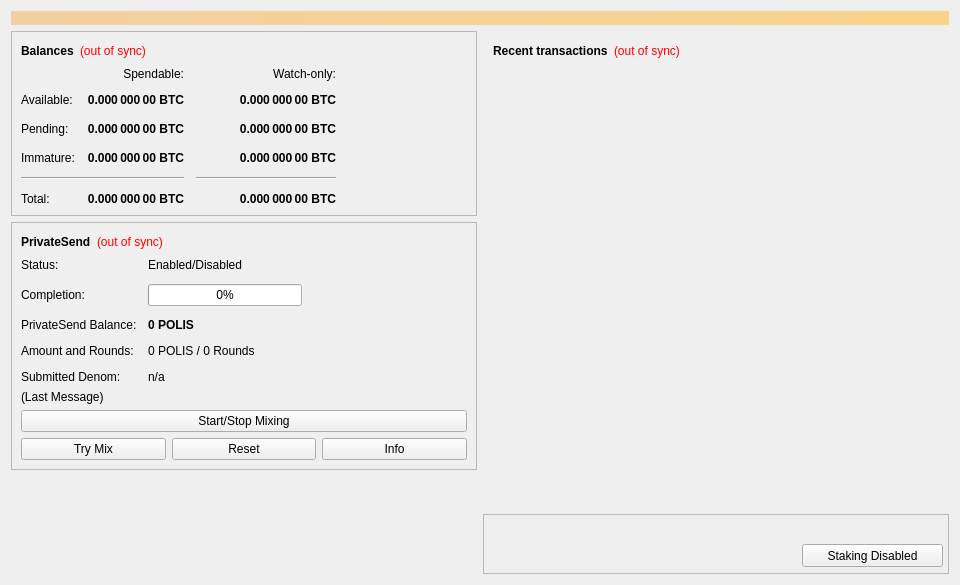
This is src/qt/forms/overviewpage.ui in polispay/polis as Qt 5 draws it before an edit. The edited form follows.
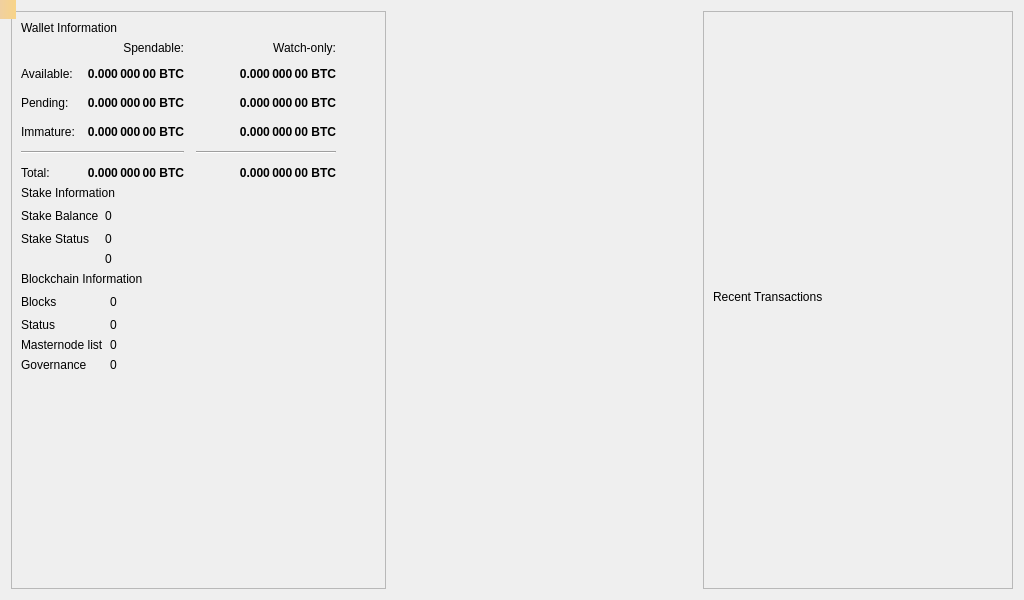
This is the edited form.

Diff of the .ui file:
```diff
--- a/src/qt/forms/overviewpage.ui
+++ b/src/qt/forms/overviewpage.ui
@@ -6,41 +6,20 @@
    <rect>
     <x>0</x>
     <y>0</y>
-    <width>960</width>
-    <height>585</height>
+    <width>1024</width>
+    <height>600</height>
    </rect>
   </property>
   <property name="minimumSize">
    <size>
-    <width>960</width>
-    <height>0</height>
+    <width>1024</width>
+    <height>600</height>
    </size>
   </property>
   <property name="windowTitle">
    <string>Form</string>
   </property>
-  <layout class="QVBoxLayout" name="topLayout">
-   <item>
-    <widget class="QLabel" name="labelAlerts">
-     <property name="visible">
-      <bool>false</bool>
-     </property>
-     <property name="styleSheet">
-      <string notr="true">QLabel { background-color: qlineargradient(x1: 0, y1: 0, x2: 1, y2: 0, stop:0 #F0D0A0, stop:1 #F8D488); color:#000000; }</string>
-     </property>
-     <property name="wordWrap">
-      <bool>true</bool>
-     </property>
-     <property name="margin">
-      <number>3</number>
-     </property>
-     <property name="textInteractionFlags">
-      <set>Qt::TextSelectableByMouse</set>
-     </property>
-    </widget>
-   </item>
-   <item>
-    <layout class="QHBoxLayout" name="horizontalLayout" stretch="1,1">
+  <layout class="QHBoxLayout" name="horizontalLayout">
      <item>
       <layout class="QVBoxLayout" name="verticalLayout_2">
        <item>
@@ -53,49 +32,14 @@
          </property>
          <layout class="QVBoxLayout" name="verticalLayout_4">
           <item>
-           <layout class="QHBoxLayout" name="horizontalLayout_4">
+         <layout class="QVBoxLayout" name="verticalLayout_6">
             <item>
-             <widget class="QLabel" name="label_5">
-              <property name="font">
-               <font>
-                <weight>75</weight>
-                <bold>true</bold>
-               </font>
-              </property>
+           <widget class="QLabel" name="labelWalletInfo">
               <property name="text">
-               <string>Balances</string>
+             <string>Wallet Information</string>
               </property>
              </widget>
             </item>
-            <item>
-             <widget class="QLabel" name="labelWalletStatus">
-              <property name="toolTip">
-               <string>The displayed information may be out of date. Your wallet automatically synchronizes with the Polis network after a connection is established, but this process has not completed yet.</string>
-              </property>
-              <property name="styleSheet">
-               <string notr="true">QLabel { color: red; }</string>
-              </property>
-              <property name="text">
-               <string notr="true">(out of sync)</string>
-              </property>
-              <property name="alignment">
-               <set>Qt::AlignLeading|Qt::AlignLeft|Qt::AlignVCenter</set>
-              </property>
-             </widget>
-            </item>
-            <item>
-             <spacer name="horizontalSpacer_3">
-              <property name="orientation">
-               <enum>Qt::Horizontal</enum>
-              </property>
-              <property name="sizeHint" stdset="0">
-               <size>
-                <width>40</width>
-                <height>20</height>
-               </size>
-              </property>
-             </spacer>
-            </item>
            </layout>
           </item>
           <item>
@@ -392,53 +336,111 @@
             </item>
            </layout>
           </item>
-         </layout>
-        </widget>
-       </item>
+        <item>
+         <layout class="QVBoxLayout" name="verticalLayout_5">
+          <item>
+           <widget class="QLabel" name="labelStakeInfo">
+            <property name="text">
+             <string>Stake Information</string>
+            </property>
+           </widget>
+          </item>
+         </layout>
+        </item>
        <item>
-        <widget class="QFrame" name="framePrivateSend">
-         <property name="layoutDirection">
-          <enum>Qt::LeftToRight</enum>
-         </property>
-         <property name="frameShape">
-          <enum>QFrame::StyledPanel</enum>
-         </property>
-         <property name="frameShadow">
-          <enum>QFrame::Raised</enum>
-         </property>
-         <layout class="QVBoxLayout" name="VerticalLayout_PS1">
+         <layout class="QGridLayout" name="gridLayout_2">
+          <item row="0" column="0">
+           <widget class="QLabel" name="labelStakeBalanceText">
+            <property name="text">
+             <string>Stake Balance</string>
+            </property>
+           </widget>
+          </item>
+          <item row="1" column="0">
+           <widget class="QLabel" name="labelStakeStatusText">
+            <property name="text">
+             <string>Stake Status</string>
+            </property>
+           </widget>
+          </item>
+          <item row="0" column="2">
+           <spacer name="horizontalSpacer">
+            <property name="orientation">
+             <enum>Qt::Horizontal</enum>
+            </property>
+            <property name="sizeHint" stdset="0">
+             <size>
+              <width>40</width>
+              <height>20</height>
+             </size>
+            </property>
+           </spacer>
+          </item>
+          <item row="0" column="1">
+           <widget class="QLabel" name="labelStakeBalance">
+            <property name="text">
+             <string>0</string>
+            </property>
+           </widget>
+          </item>
+          <item row="1" column="1">
+           <widget class="QLabel" name="labelStakeStatus">
+            <property name="text">
+             <string>0</string>
+            </property>
+           </widget>
+          </item>
+          <item row="2" column="1">
+           <widget class="QLabel" name="labelStakeInputs">
+            <property name="text">
+             <string>0</string>
+            </property>
+           </widget>
+          </item>
+         </layout>
+        </item>
           <item>
-           <layout class="QHBoxLayout" name="horizontalLayout_5">
+         <layout class="QVBoxLayout" name="verticalLayout_7">
             <item>
-             <widget class="QLabel" name="labelPrivateSendHeader">
-              <property name="font">
-               <font>
-                <weight>75</weight>
-                <bold>true</bold>
-               </font>
-              </property>
+           <widget class="QLabel" name="labelBlockchainInfo">
               <property name="text">
-               <string>PrivateSend</string>
+             <string>Blockchain Information</string>
               </property>
              </widget>
             </item>
+         </layout>
+        </item>
             <item>
-             <widget class="QLabel" name="labelPrivateSendSyncStatus">
-              <property name="toolTip">
-               <string>The displayed information may be out of date. Your wallet automatically synchronizes with the Polis network after a connection is established, but this process has not completed yet.</string>
-              </property>
-              <property name="styleSheet">
-               <string notr="true">QLabel { color: red; }</string>
-              </property>
+         <layout class="QGridLayout" name="gridLayout_3">
+          <item row="0" column="1">
+           <widget class="QLabel" name="labelBlocks">
+            <property name="text">
+             <string>0</string>
+            </property>
+           </widget>
+          </item>
+          <item row="1" column="1">
+           <widget class="QLabel" name="labelStatus">
+            <property name="text">
+             <string>0</string>
+            </property>
+           </widget>
+          </item>
+          <item row="1" column="0">
+           <widget class="QLabel" name="labelStatusText">
               <property name="text">
-               <string notr="true">(out of sync)</string>
-              </property>
-              <property name="alignment">
-               <set>Qt::AlignLeading|Qt::AlignLeft|Qt::AlignVCenter</set>
+             <string>Status</string>
+            </property>
+           </widget>
+          </item>
+          <item row="2" column="1">
+           <widget class="QLabel" name="labelMnList">
+            <property name="text">
+             <string>0</string>
               </property>
              </widget>
             </item>
-            <item>
+          <item row="0" column="2">
              <spacer name="horizontalSpacer_4">
               <property name="orientation">
                <enum>Qt::Horizontal</enum>
@@ -451,193 +453,35 @@
               </property>
              </spacer>
             </item>
-           </layout>
-          </item>
-          <item>
-           <layout class="QFormLayout" name="privateSendFormLayout">
-            <property name="fieldGrowthPolicy">
-             <enum>QFormLayout::AllNonFixedFieldsGrow</enum>
-            </property>
-            <property name="horizontalSpacing">
-             <number>11</number>
-            </property>
-            <property name="verticalSpacing">
-             <number>12</number>
-            </property>
-            <item row="0" column="0">
-             <widget class="QLabel" name="labelPrivateSendEnabledText">
-              <property name="text">
-               <string>Status:</string>
-              </property>
-             </widget>
-            </item>
-            <item row="0" column="1">
-             <widget class="QLabel" name="labelPrivateSendEnabled">
-              <property name="text">
-               <string>Enabled/Disabled</string>
-              </property>
-             </widget>
-            </item>
-            <item row="1" column="0">
-             <widget class="QLabel" name="labelCompletitionText">
-              <property name="text">
-               <string>Completion:</string>
-              </property>
-             </widget>
-            </item>
-            <item row="1" column="1">
-             <widget class="QProgressBar" name="privateSendProgress">
-              <property name="maximumSize">
-               <size>
-                <width>154</width>
-                <height>16777215</height>
-               </size>
-              </property>
-              <property name="value">
-               <number>0</number>
-              </property>
-             </widget>
-            </item>
             <item row="2" column="0">
-             <widget class="QLabel" name="labelAnonymizedText">
+           <widget class="QLabel" name="labelMnListText">
               <property name="text">
-               <string>PrivateSend Balance:</string>
+             <string>Masternode list</string>
               </property>
              </widget>
             </item>
-            <item row="2" column="1">
-             <widget class="QLabel" name="labelAnonymized">
-              <property name="font">
-               <font>
-                <weight>75</weight>
-                <bold>true</bold>
-               </font>
-              </property>
+          <item row="0" column="0">
+           <widget class="QLabel" name="labelBlocksText">
               <property name="text">
-               <string notr="true">0 POLIS</string>
+             <string>Blocks</string>
               </property>
              </widget>
             </item>
             <item row="3" column="0">
-             <widget class="QLabel" name="labelAmountAndRoundsText">
+           <widget class="QLabel" name="labelGobjectListText">
               <property name="text">
-               <string>Amount and Rounds:</string>
+             <string>Governance</string>
               </property>
              </widget>
             </item>
             <item row="3" column="1">
-             <widget class="QLabel" name="labelAmountRounds">
+           <widget class="QLabel" name="labelGobjectList">
               <property name="text">
-               <string>0 POLIS / 0 Rounds</string>
+             <string>0</string>
               </property>
              </widget>
             </item>
-            <item row="4" column="0">
-             <widget class="QLabel" name="labelSubmittedDenomText">
-              <property name="text">
-               <string>Submitted Denom:</string>
-              </property>
-             </widget>
-            </item>
-            <item row="4" column="1">
-             <widget class="QLabel" name="labelSubmittedDenom">
-              <property name="toolTip">
-               <string>The denominations you submitted to the Masternode.&lt;br&gt;To mix, other users must submit the exact same denominations.</string>
-              </property>
-              <property name="text">
-               <string>n/a</string>
-              </property>
-             </widget>
-            </item>
-           </layout>
-          </item>
-          <item>
-           <layout class="QVBoxLayout" name="VerticalLayout_PS">
-            <item>
-             <widget class="QLabel" name="labelPrivateSendLastMessage">
-              <property name="text">
-               <string>(Last Message)</string>
-              </property>
-              <property name="alignment">
-               <set>Qt::AlignLeading|Qt::AlignLeft|Qt::AlignTop</set>
-              </property>
-              <property name="wordWrap">
-               <bool>true</bool>
-              </property>
-             </widget>
-            </item>
-            <item>
-             <widget class="QPushButton" name="togglePrivateSend">
-              <property name="sizePolicy">
-               <sizepolicy hsizetype="MinimumExpanding" vsizetype="Fixed">
-                <horstretch>0</horstretch>
-                <verstretch>0</verstretch>
-               </sizepolicy>
-              </property>
-              <property name="text">
-               <string>Start/Stop Mixing</string>
-              </property>
-             </widget>
-            </item>
-            <item>
-             <layout class="QHBoxLayout" name="horizontalLayout_debugbuttons">
-              <item>
-               <widget class="QPushButton" name="privateSendAuto">
-                <property name="sizePolicy">
-                 <sizepolicy hsizetype="MinimumExpanding" vsizetype="Fixed">
-                  <horstretch>0</horstretch>
-                  <verstretch>0</verstretch>
-                 </sizepolicy>
-                </property>
-                <property name="toolTip">
-                 <string>Try to manually submit a PrivateSend request.</string>
-                </property>
-                <property name="text">
-                 <string>Try Mix</string>
-                </property>
-               </widget>
-              </item>
-              <item>
-               <widget class="QPushButton" name="privateSendReset">
-                <property name="sizePolicy">
-                 <sizepolicy hsizetype="MinimumExpanding" vsizetype="Fixed">
-                  <horstretch>0</horstretch>
-                  <verstretch>0</verstretch>
-                 </sizepolicy>
-                </property>
-                <property name="toolTip">
-                 <string>Reset the current status of PrivateSend (can interrupt PrivateSend if it's in the process of Mixing, which can cost you money!)</string>
-                </property>
-                <property name="autoFillBackground">
-                 <bool>false</bool>
-                </property>
-                <property name="text">
-                 <string>Reset</string>
-                </property>
-               </widget>
-              </item>
-              <item>
-               <widget class="QPushButton" name="privateSendInfo">
-                <property name="sizePolicy">
-                 <sizepolicy hsizetype="MinimumExpanding" vsizetype="Fixed">
-                  <horstretch>0</horstretch>
-                  <verstretch>0</verstretch>
-                 </sizepolicy>
-                </property>
-                <property name="toolTip">
-                 <string>Information about PrivateSend and Mixing</string>
-                </property>
-                <property name="text">
-                 <string>Info</string>
-                </property>
-               </widget>
-              </item>
-             </layout>
-            </item>
-           </layout>
-          </item>
-         </layout>
-        </widget>
+         </layout>
        </item>
        <item>
         <spacer name="verticalSpacer">
@@ -653,14 +497,27 @@
         </spacer>
        </item>
       </layout>
+      </widget>
+     </item>
+    </layout>
+   </item>
+   <item>
+    <spacer name="horizontalSpacer_3">
+     <property name="orientation">
+      <enum>Qt::Horizontal</enum>
+     </property>
+     <property name="sizeHint" stdset="0">
+      <size>
+       <width>255</width>
+       <height>20</height>
+      </size>
+     </property>
+    </spacer>
      </item>
      <item>
       <layout class="QVBoxLayout" name="verticalLayout_3">
        <item>
         <widget class="QFrame" name="frame_2">
-         <property name="styleSheet">
-          <string notr="true">background-color: transparent;</string>
-         </property>
          <property name="frameShape">
           <enum>QFrame::StyledPanel</enum>
          </property>
@@ -669,51 +526,31 @@
          </property>
          <layout class="QVBoxLayout" name="verticalLayout">
           <item>
-           <layout class="QHBoxLayout" name="horizontalLayout_2">
-            <item>
-             <widget class="QLabel" name="label_4">
-              <property name="font">
-               <font>
-                <weight>75</weight>
-                <bold>true</bold>
-               </font>
-              </property>
-              <property name="text">
-               <string>Recent transactions</string>
-              </property>
-             </widget>
-            </item>
-            <item>
-             <widget class="QLabel" name="labelTransactionsStatus">
-              <property name="toolTip">
-               <string>The displayed information may be out of date. Your wallet automatically synchronizes with the Polis network after a connection is established, but this process has not completed yet.</string>
-              </property>
-              <property name="styleSheet">
-               <string notr="true">QLabel { color: red; }</string>
-              </property>
-              <property name="text">
-               <string notr="true">(out of sync)</string>
-              </property>
-              <property name="alignment">
-               <set>Qt::AlignLeading|Qt::AlignLeft|Qt::AlignVCenter</set>
-              </property>
-             </widget>
-            </item>
-            <item>
-             <spacer name="horizontalSpacer">
+         <spacer name="verticalSpacer_3">
               <property name="orientation">
-               <enum>Qt::Horizontal</enum>
+           <enum>Qt::Vertical</enum>
               </property>
               <property name="sizeHint" stdset="0">
                <size>
-                <width>40</width>
-                <height>20</height>
+            <width>20</width>
+            <height>40</height>
                </size>
               </property>
              </spacer>
             </item>
-           </layout>
-          </item>
+        <item>
+         <layout class="QVBoxLayout" name="verticalLayout_8">
+          <item>
+           <widget class="QLabel" name="labelTransactionListTitle">
+            <property name="text">
+             <string>Recent Transactions</string>
+            </property>
+           </widget>
+          </item>
+         </layout>
+        </item>
+        <item>
+         <layout class="QHBoxLayout" name="horizontalLayout_13">
           <item>
            <widget class="QListView" name="listTransactions">
             <property name="styleSheet">
@@ -733,59 +570,39 @@
             </property>
            </widget>
           </item>
-          <item>
-           <spacer name="verticalSpacer_2">
-            <property name="orientation">
-             <enum>Qt::Vertical</enum>
-            </property>
-            <property name="sizeType">
-             <enum>QSizePolicy::Expanding</enum>
-            </property>
-            <property name="sizeHint" stdset="0">
-             <size>
-              <width>20</width>
-              <height>40</height>
-             </size>
-            </property>
-           </spacer>
+         </layout>
           </item>
          </layout>
         </widget>
        </item>
-       <item>
-        <widget class="QFrame" name="frame_3">
-         <property name="minimumSize">
-          <size>
-           <width>0</width>
-           <height>60</height>
-          </size>
-         </property>
-         <property name="frameShape">
-          <enum>QFrame::StyledPanel</enum>
-         </property>
-         <property name="frameShadow">
-          <enum>QFrame::Raised</enum>
-         </property>
-         <widget class="QPushButton" name="pushButton">
+    </layout>
+   </item>
+  </layout>
+  <widget class="QLabel" name="labelAlerts">
           <property name="geometry">
            <rect>
-            <x>319</x>
-            <y>30</y>
-            <width>141</width>
-            <height>23</height>
-           </rect>
-          </property>
-          <property name="text">
-           <string>Staking Disabled</string>
-          </property>
-         </widget>
-        </widget>
-       </item>
-      </layout>
-     </item>
-    </layout>
-   </item>
-  </layout>
+     <x>0</x>
+     <y>0</y>
+     <width>16</width>
+     <height>19</height>
+    </rect>
+   </property>
+   <property name="visible">
+    <bool>false</bool>
+   </property>
+   <property name="styleSheet">
+    <string notr="true">QLabel { background-color: qlineargradient(x1: 0, y1: 0, x2: 1, y2: 0, stop:0 #F0D0A0, stop:1 #F8D488); color:#000000; }</string>
+   </property>
+   <property name="wordWrap">
+    <bool>true</bool>
+   </property>
+   <property name="margin">
+    <number>3</number>
+   </property>
+   <property name="textInteractionFlags">
+    <set>Qt::TextSelectableByMouse</set>
+   </property>
+  </widget>
  </widget>
  <resources/>
  <connections/>
```
Left out of the diff: 80 changed lines with no effect on the pictures. Lines whose indentation alone changed are shown as unchanged.
